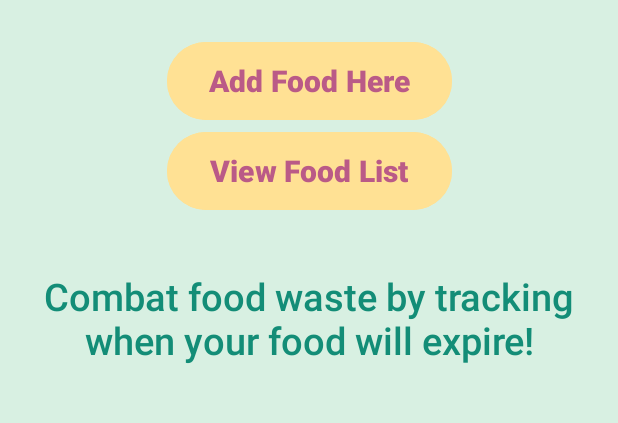
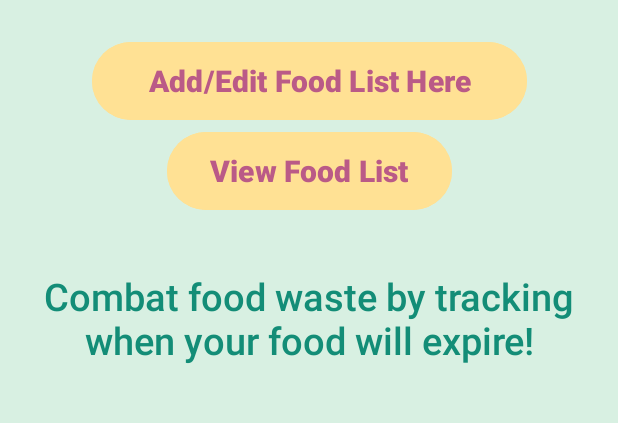
Before and after one commit to icsasso/FoodWasteManager, an Android app: the layout activity_main.xml on its own in the app's theme, with its tools: preview values and no code run, on a phone screen of 412 x 824 dp, the part 499-922 px from its top. Run offline under Robolectric (Android 15) with nearby library versions, the phone set to English and light mode, and no system bars.

Commit message:
Small button edit to activity_main.xml

```diff
--- a/app/src/main/res/layout/activity_main.xml
+++ b/app/src/main/res/layout/activity_main.xml
@@ -50,18 +50,18 @@
 
     <Button
         android:id="@+id/addFoodButton"
-        android:layout_width="190dp"
+        android:layout_width="290dp"
         android:layout_height="60dp"
         android:layout_marginTop="24dp"
-        android:text="Add Food Here"
         android:backgroundTint="#ffe194"
+        android:fontFamily="sans-serif-medium"
+        android:text="Add/Edit Food List Here"
         android:textColor="#ba5a87"
         android:textSize="20sp"
         android:textStyle="bold"
-        android:fontFamily="sans-serif-medium"
         app:layout_constraintEnd_toEndOf="@+id/textView"
         app:layout_constraintStart_toStartOf="@+id/textView"
-        app:layout_constraintTop_toBottomOf="@+id/textView"/>
+        app:layout_constraintTop_toBottomOf="@+id/textView" />
 
     <Button
         android:id="@+id/button3"
```
